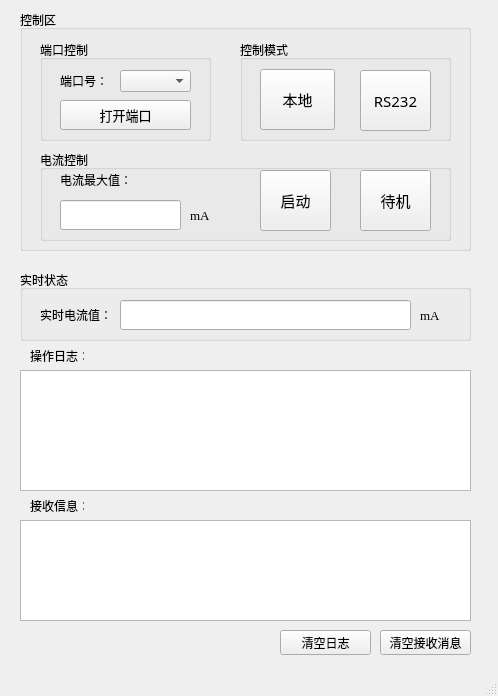
Above: mainwindow.ui from liuyuanyuan09/SerialCommunication before the change. Below: the same form after it.
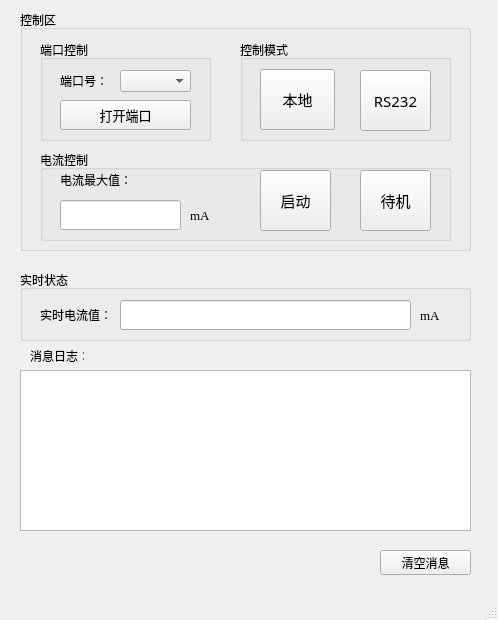
That is the form after the change.

Commit message: 1. 发送接收同步方式 阻塞3s等待; 2. 关闭端口时增加处理：关闭电流 电流设置为0 RS232变灰

Patch:
```diff
--- a/mainwindow.ui
+++ b/mainwindow.ui
@@ -7,7 +7,7 @@
     <x>0</x>
     <y>0</y>
     <width>498</width>
-    <height>696</height>
+    <height>620</height>
    </rect>
   </property>
   <property name="windowTitle">
@@ -248,40 +248,14 @@
    <widget class="QPushButton" name="btn_clearMsg">
     <property name="geometry">
      <rect>
-      <x>280</x>
-      <y>630</y>
+      <x>380</x>
+      <y>550</y>
       <width>91</width>
       <height>25</height>
      </rect>
     </property>
     <property name="text">
-     <string>清空日志</string>
-    </property>
-   </widget>
-   <widget class="QTextEdit" name="textEdit_recv">
-    <property name="geometry">
-     <rect>
-      <x>20</x>
-      <y>520</y>
-      <width>451</width>
-      <height>101</height>
-     </rect>
-    </property>
-    <property name="readOnly">
-     <bool>true</bool>
-    </property>
-   </widget>
-   <widget class="QLabel" name="label_7">
-    <property name="geometry">
-     <rect>
-      <x>30</x>
-      <y>500</y>
-      <width>54</width>
-      <height>12</height>
-     </rect>
-    </property>
-    <property name="text">
-     <string>接收信息：</string>
+     <string>清空消息</string>
     </property>
    </widget>
    <widget class="QGroupBox" name="groupBox_flow_2">
@@ -350,7 +324,7 @@
       <x>20</x>
       <y>370</y>
       <width>451</width>
-      <height>121</height>
+      <height>161</height>
      </rect>
     </property>
     <property name="readOnly">
@@ -367,20 +341,7 @@
      </rect>
     </property>
     <property name="text">
-     <string>操作日志：</string>
-    </property>
-   </widget>
-   <widget class="QPushButton" name="btn_clearMsg_recv">
-    <property name="geometry">
-     <rect>
-      <x>380</x>
-      <y>630</y>
-      <width>91</width>
-      <height>25</height>
-     </rect>
-    </property>
-    <property name="text">
-     <string>清空接收消息</string>
+     <string>消息日志：</string>
     </property>
    </widget>
    <zorder>groupBox_flow_2</zorder>
```
Left out of the diff: 7 changed lines with no effect on the pictures. The commit also changes 2 other files.
